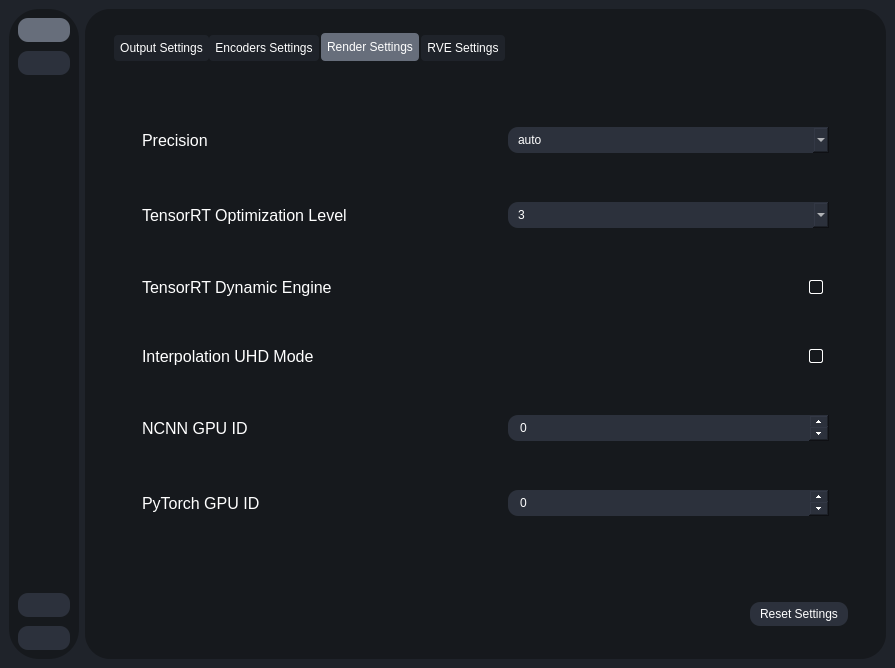
Before: the Qt Designer form testRVEInterface.ui in gokulmc/enhance_crop, drawn with Qt 5.
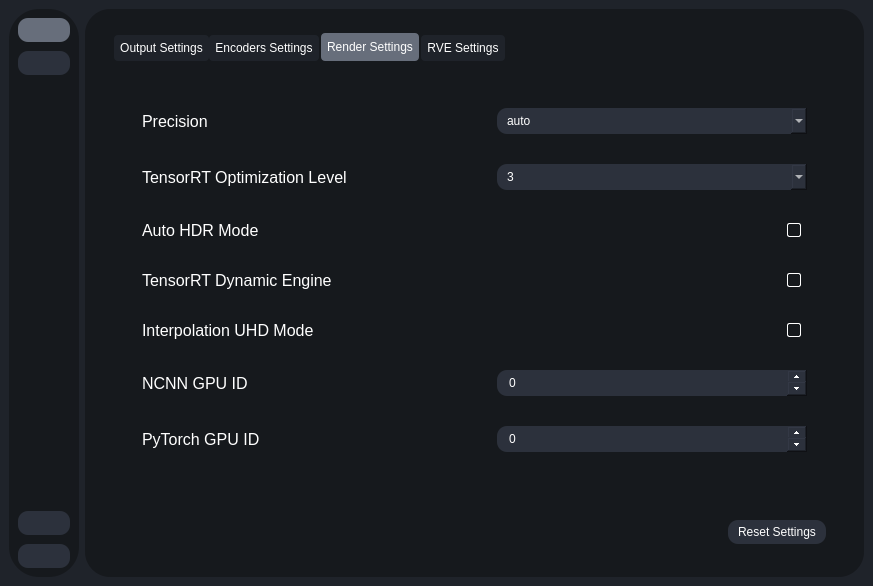
After: the same form once the commit is applied. The open tabs and pages were chosen to show the change. Icons and pictures are not drawn.

Commit message: auto hdr mode

```diff
--- a/testRVEInterface.ui
+++ b/testRVEInterface.ui
@@ -6,8 +6,8 @@
    <rect>
     <x>0</x>
     <y>0</y>
-    <width>895</width>
-    <height>668</height>
+    <width>0</width>
+    <height>0</height>
    </rect>
   </property>
   <property name="sizePolicy">
@@ -3677,8 +3677,8 @@
                   <rect>
                    <x>0</x>
                    <y>0</y>
-                   <width>758</width>
-                   <height>620</height>
+                   <width>770</width>
+                   <height>675</height>
                   </rect>
                  </property>
                  <layout class="QVBoxLayout" name="verticalLayout_18">
@@ -4909,6 +4909,73 @@
                            </item>
                           </layout>
                          </item>
+                         <item>
+                          <layout class="QHBoxLayout" name="horizontalLayout_67">
+                           <property name="spacing">
+                            <number>10</number>
+                           </property>
+                           <item>
+                            <widget class="QLabel" name="label_88">
+                             <property name="font">
+                              <font>
+                               <pointsize>12</pointsize>
+                              </font>
+                             </property>
+                             <property name="text">
+                              <string>Auto HDR Mode</string>
+                             </property>
+                            </widget>
+                           </item>
+                           <item>
+                            <spacer name="horizontalSpacer_34">
+                             <property name="orientation">
+                              <enum>Qt::Orientation::Horizontal</enum>
+                             </property>
+                             <property name="sizeHint" stdset="0">
+                              <size>
+                               <width>488</width>
+                               <height>20</height>
+                              </size>
+                             </property>
+                            </spacer>
+                           </item>
+                           <item>
+                            <widget class="QLabel" name="label_89">
+                             <property name="maximumSize">
+                              <size>
+                               <width>25</width>
+                               <height>25</height>
+                              </size>
+                             </property>
+                             <property name="toolTip">
+                              <string>&lt;html&gt;&lt;head/&gt;&lt;body&gt;&lt;p&gt;Auto HDR Mode&lt;/p&gt;&lt;p&gt;- Auto enables HDR mode if RVE detects that the video that is being rendered is HDR. &lt;span style=" font-weight:700;"&gt;This will cause slower rendering if the video is HDR.&lt;/span&gt;&lt;/p&gt;&lt;p&gt;&lt;span style=" font-weight:700;"&gt; - &lt;/span&gt;&lt;span style=" font-weight:700;"&gt;HDR is only color tested on x264 and x265 encoders.&lt;/span&gt;&lt;/p&gt;&lt;p&gt;&lt;span style=" ont-weight:700"&gt; - The preview colors may be distorted as the preview itself is not HDR.&lt;/span&gt;&lt;/p&gt;&lt;/body&gt;&lt;/html&gt;</string>
+                             </property>
+                             <property name="text">
+                              <string />
+                             </property>
+                             <property name="pixmap">
+                              <pixmap resource="resources.qrc">:/icons/icons/info.svg</pixmap>
+                             </property>
+                             <property name="scaledContents">
+                              <bool>true</bool>
+                             </property>
+                            </widget>
+                           </item>
+                           <item>
+                            <widget class="QCheckBox" name="auto_hdr_mode">
+                             <property name="sizePolicy">
+                              <sizepolicy hsizetype="Minimum" vsizetype="Fixed">
+                               <horstretch>0</horstretch>
+                               <verstretch>0</verstretch>
+                              </sizepolicy>
+                             </property>
+                             <property name="text">
+                              <string />
+                             </property>
+                            </widget>
+                           </item>
+                          </layout>
+                         </item>
                          <item>
                           <layout class="QHBoxLayout" name="tensorRTOptLevelSettingsContainer_3">
                            <property name="spacing">
```
Left out of the diff: 290 changed lines with no effect on the pictures. The commit also changes 4 other files.
